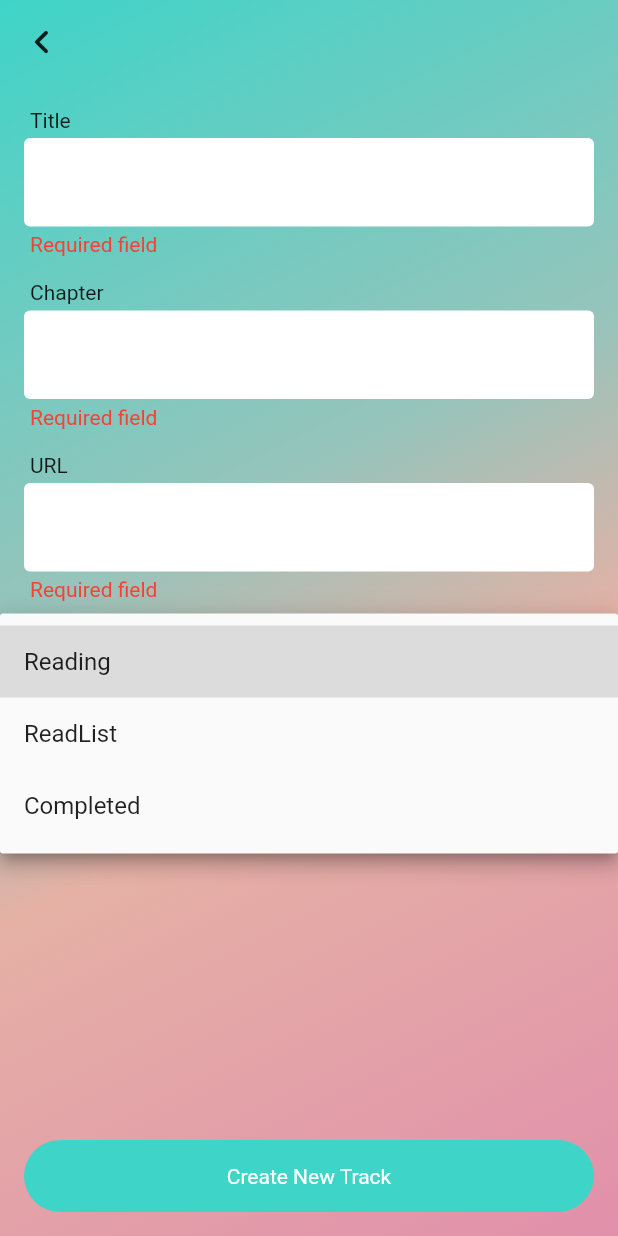
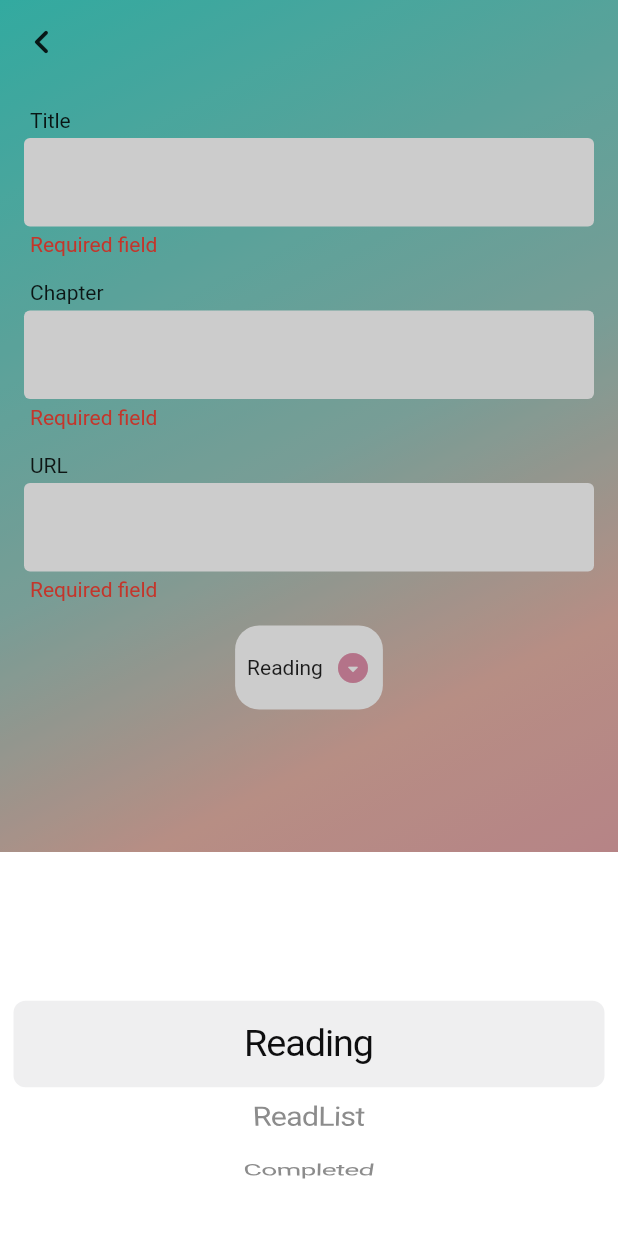
Before and after one commit to MauricioMachadoFF/manhwa_track, a Flutter app: the TrackDetailsPage screen opened by its route, after a tap on "Create New Track", after a tap on "Reading", on a phone screen of 412 x 824 dp. Run offline on Flutter 3.47's test engine with Material 2 defaults, Android fonts, the phone set to English and light mode, and no system bars; our stand-ins replace cloud_firestore, dartz, equatable, firebase_auth, firebase_core, flutter_bloc and 4 more; accounts and stored records are empty.

Commit message:
refac: use cupertino picker to select status

```diff
--- a/lib/manha_tracks/presentation/pages/track_details_page.dart
+++ b/lib/manha_tracks/presentation/pages/track_details_page.dart
@@ -8,7 +8,7 @@ import 'package:manhwa_track/manha_tracks/presentation/bloc/create_track/create_
 import 'package:manhwa_track/manha_tracks/presentation/bloc/load_tracks/load_track_cubit.dart';
 import 'package:manhwa_track/manha_tracks/presentation/bloc/selected_status/selected_status_cubit.dart';
 import 'package:manhwa_track/manha_tracks/presentation/bloc/validate_track/validate_track_bloc.dart';
-import 'package:manhwa_track/manha_tracks/presentation/widgets/status_dropdown.dart';
+import 'package:manhwa_track/manha_tracks/presentation/widgets/status_picker.dart';
 import 'package:manhwa_track/shared/domain/value_objects/unique_id/unique_id_vo.dart';
 import 'package:manhwa_track/shared/presentation/base_background_gradient.dart';
 
@@ -62,7 +62,7 @@ class _TrackDetailsPageState extends State<TrackDetailsPage> {
   @override
   Widget build(BuildContext context) {
     return BlocProvider(
-      create: (context) {
+      create: (_) {
         final status = widget.track?.status ?? 'Reading';
         return SelectedStatusCubit(status);
       },
@@ -72,7 +72,7 @@ class _TrackDetailsPageState extends State<TrackDetailsPage> {
             listener: (context, state) {
               if (state.isValid) {
                 _isNewTrack
-                    ? _onCreateNewTrackTap()
+                    ? _onCreateNewTrackTap(context)
                     : _onUpdateTrackTap(context);
               }
             },
@@ -110,7 +110,7 @@ class _TrackDetailsPageState extends State<TrackDetailsPage> {
                   horizontal: spacingSmall,
                 ),
                 child: BlocBuilder<ValidateTrackBloc, ValidateTrackState>(
-                  builder: (_, state) => Column(
+                  builder: (context, state) => Column(
                     mainAxisSize: MainAxisSize.max,
                     crossAxisAlignment: CrossAxisAlignment.start,
                     children: [
@@ -145,11 +145,8 @@ class _TrackDetailsPageState extends State<TrackDetailsPage> {
                         ),
                       ),
                       const SizedBox(height: spacingSmall),
-                      SizedBox(
-                        width: double.maxFinite,
-                        child: StatusDropdown(
-                          status: widget.track?.status ?? 'Reading',
-                        ),
+                      const Align(
+                        child: StatusPicker(),
                       ),
                       const Spacer(),
                       SizedBox(
@@ -157,7 +154,7 @@ class _TrackDetailsPageState extends State<TrackDetailsPage> {
                         child: ManhwaTextButton.onOceanBlue(
                           title:
                               _isNewTrack ? 'Create New Track' : 'Update Track',
-                          onTap: _validateForm,
+                          onTap: () => _validateForm(context),
                         ),
                       ),
                       const SizedBox(height: spacingSmall),
@@ -172,7 +169,7 @@ class _TrackDetailsPageState extends State<TrackDetailsPage> {
     );
   }
 
-  void _onCreateNewTrackTap() {
+  void _onCreateNewTrackTap(BuildContext context) {
     context.read<CreateTrackCubit>().createNewTrack(
           Track(
             id: UniqueIDVO(),
@@ -208,7 +205,7 @@ class _TrackDetailsPageState extends State<TrackDetailsPage> {
         );
   }
 
-  void _validateForm() {
+  void _validateForm(BuildContext context) {
     context.read<ValidateTrackBloc>().add(
           ValidateTrackEvent.validateForm(
             title: _titleController.text,
--- /dev/null
+++ b/lib/manha_tracks/presentation/widgets/status_picker.dart
@@ -0,0 +1,84 @@
+import 'package:flutter/cupertino.dart';
+import 'package:flutter/material.dart';
+import 'package:flutter_bloc/flutter_bloc.dart';
+import 'package:manhwa_track/design_sytem.dart/color.dart';
+import 'package:manhwa_track/design_sytem.dart/spacing/gaps.dart';
+import 'package:manhwa_track/design_sytem.dart/spacing/sizes.dart';
+import 'package:manhwa_track/design_sytem.dart/textfield/textfield.dart';
+import 'package:manhwa_track/manha_tracks/presentation/bloc/selected_status/selected_status_cubit.dart';
+
+class StatusPicker extends StatefulWidget {
+  const StatusPicker({super.key});
+
+  @override
+  State<StatusPicker> createState() => _StatusPickerState();
+}
+
+class _StatusPickerState extends State<StatusPicker> {
+  static const List<String> _statusOption = [
+    'Reading',
+    'ReadList',
+    'Completed'
+  ];
+  @override
+  Widget build(BuildContext context) {
+    return BlocBuilder<SelectedStatusCubit, SelectedStatusState>(
+      bloc: context.read(),
+      builder: (context, state) => GestureDetector(
+        onTap: () => _showDialog(context),
+        child: Container(
+          padding: const EdgeInsets.symmetric(
+            vertical: spacingSmall,
+            horizontal: spacingNano,
+          ),
+          decoration: BoxDecoration(
+            color: white,
+            borderRadius: BorderRadius.circular(spacingSmall),
+          ),
+          child: Row(
+            mainAxisSize: MainAxisSize.min,
+            children: [
+              Text(state.status),
+              const SizedBox(width: spacingNano),
+              const Icon(
+                Icons.arrow_drop_down_circle_rounded,
+                color: pink,
+              )
+            ],
+          ),
+        ),
+      ),
+    );
+  }
+
+  void _showDialog(BuildContext context) {
+    showCupertinoModalPopup(
+      context: context,
+      builder: (_) => Container(
+        color: white,
+        height: spacingXXL,
+        margin: EdgeInsets.only(
+          bottom: MediaQuery.of(context).viewInsets.bottom,
+        ),
+        child: CupertinoPicker(
+          magnification: 1.2,
+          useMagnifier: true,
+          squeeze: 1.2,
+          itemExtent: spacingXMedium,
+          children: List.generate(
+            _statusOption.length,
+            (index) => Center(
+              child: Text(
+                _statusOption[index],
+              ),
+            ),
+          ),
+          onSelectedItemChanged: (index) {
+            final selectedValue = _statusOption[index];
+            context.read<SelectedStatusCubit>().changeStatus(selectedValue);
+          },
+        ),
+      ),
+    );
+  }
+}
--- a/lib/manha_tracks/presentation/widgets/track_card.dart
+++ b/lib/manha_tracks/presentation/widgets/track_card.dart
@@ -1,8 +1,10 @@
 import 'package:flutter/material.dart';
+import 'package:flutter_bloc/flutter_bloc.dart';
 import 'package:manhwa_track/core/routes.dart';
 import 'package:manhwa_track/design_sytem.dart/buttons/text_button.dart';
 import 'package:manhwa_track/design_sytem.dart/design_system.dart';
 import 'package:manhwa_track/manha_tracks/domain/entities/track.dart';
+import 'package:manhwa_track/manha_tracks/presentation/bloc/delete_track/delete_track_cubit.dart';
 
 class TrackCard extends StatelessWidget {
   final Track track;
@@ -84,14 +86,17 @@ class TrackCard extends StatelessWidget {
                     Expanded(
                       child: ManhwaTextButton.onOceanBlue(
                         title: 'Cancel',
-                        onTap: () {},
+                        onTap: Navigator.of(context).pop,
                       ),
                     ),
                     const SizedBox(width: spacingSmall),
                     Expanded(
                       child: ManhwaTextButton.onOceanBlue(
                         title: 'Delete Track',
-                        onTap: () {},
+                        onTap: () {
+                          Navigator.of(context).pop();
+                          context.read<DeleteTrackCubit>().delete(track.id);
+                        },
                       ),
                     ),
                   ],
```
